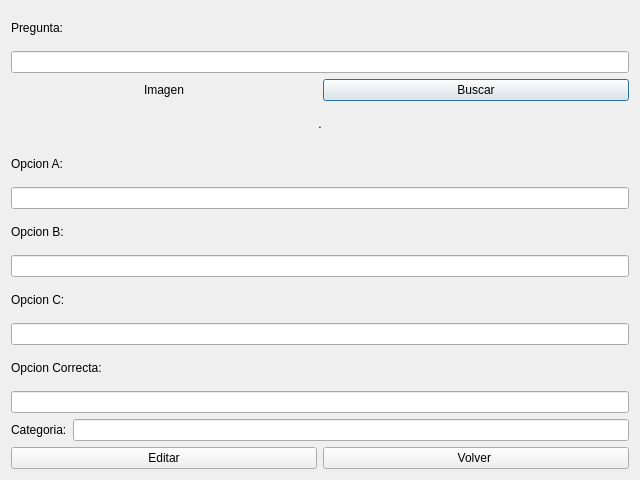
Above: ventanaeditarpreguntas.ui from IvanParedes03/TriviaLP2 before the change. Below: the same form after it.
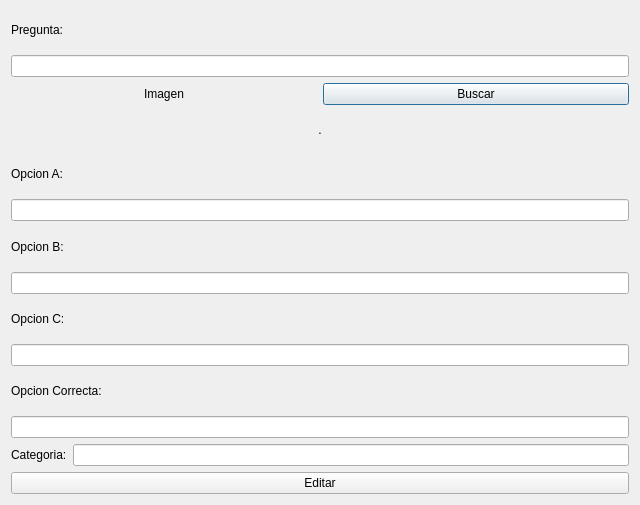
That is the form after the change.

```diff
--- a/ventanaeditarpreguntas.ui
+++ b/ventanaeditarpreguntas.ui
@@ -7,7 +7,7 @@
     <x>0</x>
     <y>0</y>
     <width>640</width>
-    <height>480</height>
+    <height>505</height>
    </rect>
   </property>
   <property name="windowTitle">
@@ -131,13 +131,6 @@
        </property>
       </widget>
      </item>
-     <item>
-      <widget class="QPushButton" name="pushButton_editarPreguntaVolver">
-       <property name="text">
-        <string>Volver </string>
-       </property>
-      </widget>
-     </item>
     </layout>
    </item>
   </layout>
```
